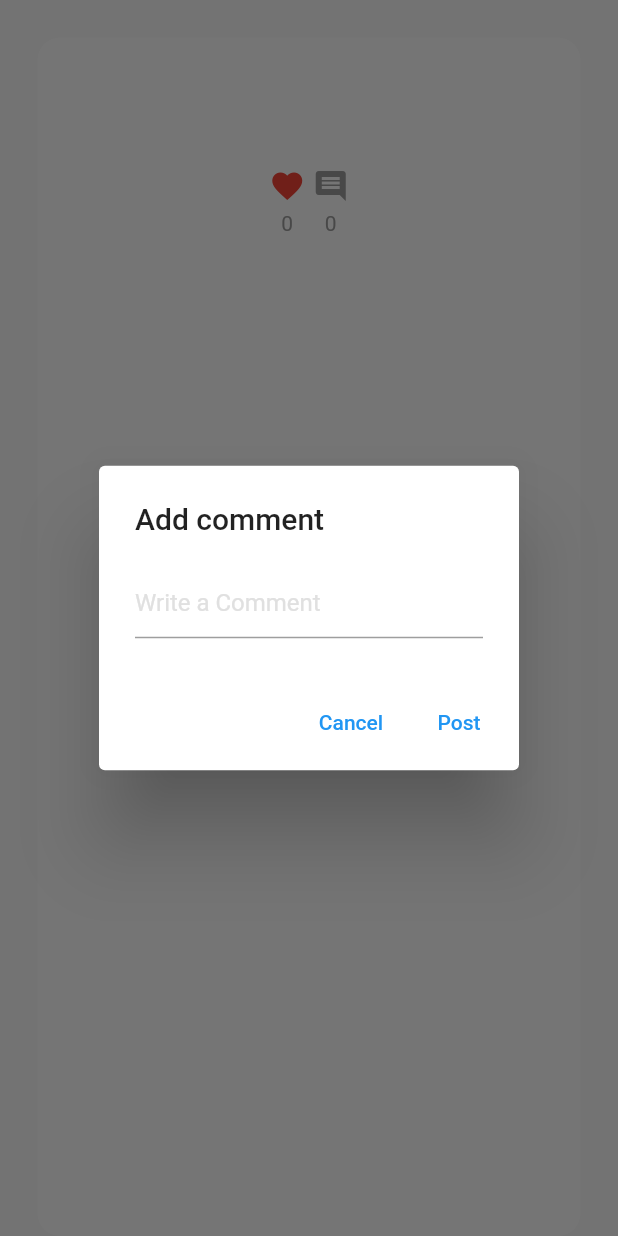
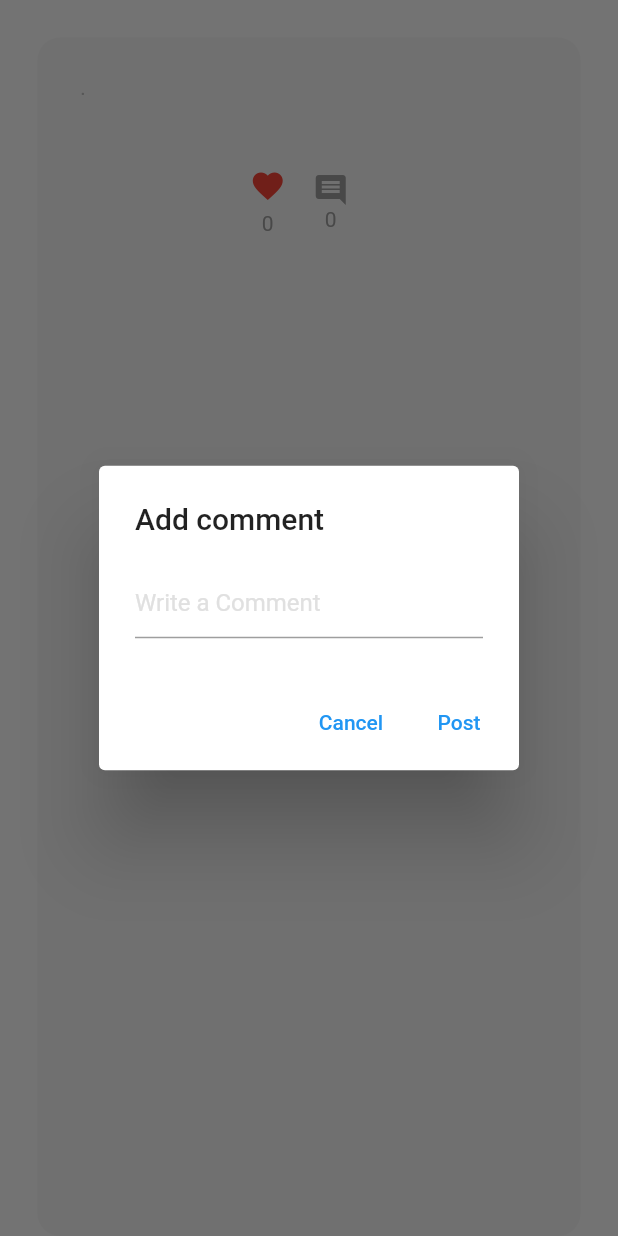
Before and after one commit to padfoot-16/Social-network, a Flutter app: the WallPost widget shown alone on an empty page, opened directly with empty values, after a tap on the "favorite outline" icon, after a tap on the "comment" icon, on a phone screen of 412 x 824 dp. Run offline on Flutter 3.47's test engine with Material 2 defaults, Android fonts, the phone set to English and light mode, and no system bars; our stand-ins replace cloud_firestore, firebase_auth, firebase_core; accounts and stored records are empty.

Commit message:
date added to wallpost

```diff
--- a/lib/components/wall_post.dart
+++ b/lib/components/wall_post.dart
@@ -9,6 +9,7 @@ import 'package:socialapp/helper/helper_methods.dart';
 class WallPost extends StatefulWidget {
   final String message;
   final String user;
+  final String time;
   final String postid;
   final List<String> likes;
   const WallPost({
@@ -17,6 +18,7 @@ class WallPost extends StatefulWidget {
     required this.user,
     required this.postid,
     required this.likes,
+    required this.time,
   });
 
   @override
@@ -98,15 +100,29 @@ class _WallPostState extends State<WallPost> {
   Widget build(BuildContext context) {
     return Container(
       decoration: BoxDecoration(
-          color: Colors.white, borderRadius: BorderRadius.circular(15)),
+          color: Colors.grey[100], borderRadius: BorderRadius.circular(15)),
       margin: const EdgeInsets.only(top: 25, left: 25, right: 25),
       padding: const EdgeInsets.all(25),
       child: Column(
         crossAxisAlignment: CrossAxisAlignment.start,
         children: [
-          Text(
-            widget.user,
-            style: TextStyle(color: Colors.grey[400]),
+          Row(
+            children: [
+              Text(widget.user,
+              style: TextStyle(
+                color: Colors.grey[400]
+              ),
+              ),
+               Text(" . ",
+              style: TextStyle(
+                color: Colors.grey[400]
+              ),),
+              Text(widget.time,
+              style: TextStyle(
+                color: Colors.grey[400]
+              ),
+              ),
+            ],
           ),
           const SizedBox(
             height: 10,
@@ -137,7 +153,7 @@ class _WallPostState extends State<WallPost> {
                 children: [
                   CommentButton(onTap: showcommentdialog),
                   const SizedBox(
-                    height: 5,
+                    width: 50,
                   ),
                   const Text(
                     '0',
@@ -146,6 +162,9 @@ class _WallPostState extends State<WallPost> {
                 ],
               ),
             ],
+          ),
+          const SizedBox(
+            height: 20,
           ),
           StreamBuilder<QuerySnapshot>(
             stream: FirebaseFirestore.instance
--- a/lib/pages/homepage.dart
+++ b/lib/pages/homepage.dart
@@ -4,6 +4,7 @@ import 'package:flutter/material.dart';
 import 'package:socialapp/components/drawer.dart';
 import 'package:socialapp/components/my_textfield.dart';
 import 'package:socialapp/components/wall_post.dart';
+import 'package:socialapp/helper/helper_methods.dart';
 import 'package:socialapp/pages/profilepage.dart';
 
 class Homepage extends StatefulWidget {
@@ -75,6 +76,7 @@ class _HomepageState extends State<Homepage> {
                       user: post['UserEmail'],
                       postid: post.id,
                       likes: List<String>.from(post['Likes'] ?? []),
+                      time: formatteddate(post['TimeStamp']),
                     );
                   },
                 );
```
Also changed, not shown: lib/components/comments.dart (+18 -3 lines).
